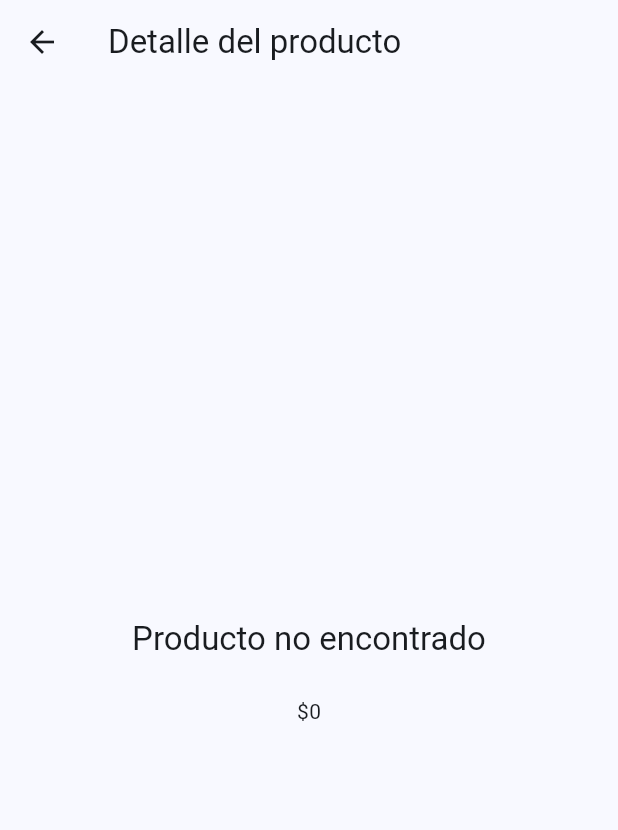
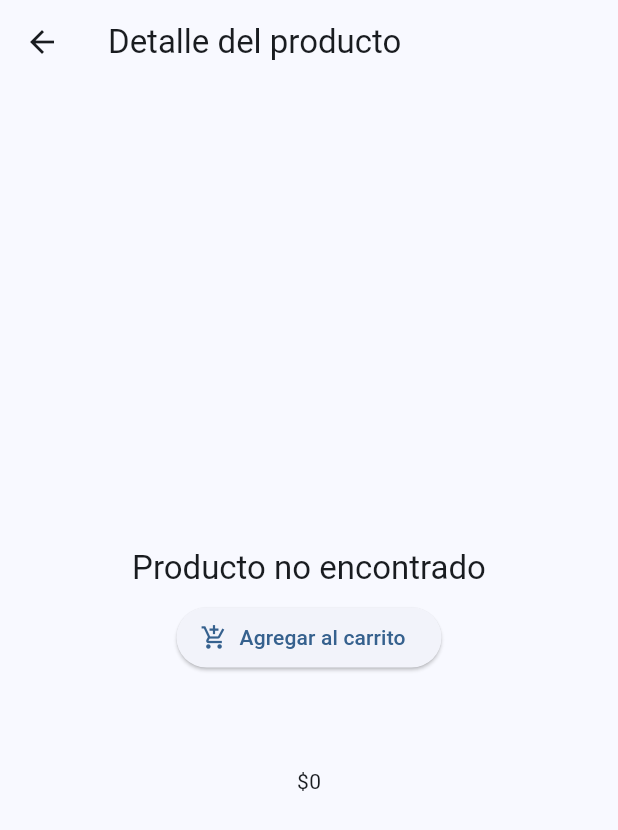
Before and after one commit to lucasaupi/reginaApp, a Flutter app: the ProductDetailScreen screen opened directly with empty values, on a phone screen of 412 x 824 dp. Shown: the top 830 px of the screen. Run offline on Flutter 3.47's test engine with Material 3 defaults, Android fonts, the phone set to English and light mode, and no system bars; our stand-ins replace cloud_firestore, firebase_auth, firebase_core, flutter_riverpod, go_router, table_calendar; missing offline and left inert: dart:ui_web; accounts and stored records are empty.

Commit message:
Agregar al carrito en product_detail

```diff
--- a/lib/presentation/screens/product_detail_screen.dart
+++ b/lib/presentation/screens/product_detail_screen.dart
@@ -1,6 +1,9 @@
+import 'dart:ui_web';
+
 import 'package:flutter/material.dart';
 import 'package:flutter_riverpod/flutter_riverpod.dart';
 import 'package:regina_app/domain/product.dart';
+import 'package:regina_app/presentation/providers/cart_provider.dart';
 import 'package:regina_app/presentation/providers/product_provider.dart';
 
 class ProductDetailScreen extends ConsumerWidget {
@@ -11,6 +14,9 @@ class ProductDetailScreen extends ConsumerWidget {
   @override
   Widget build(BuildContext context, WidgetRef ref) {
     final products = ref.watch(productProvider);
+    final cart = ref.watch(cartProvider);
+    final cartNotifier = ref.read(cartProvider.notifier);
+
     final product = products.firstWhere(
       (p) => p.id == productId,
       orElse: () => Product(
@@ -32,11 +38,51 @@ class ProductDetailScreen extends ConsumerWidget {
             if (product.imageUrl != null)
               Image.network(
                 product.imageUrl!,
-                height: 300,
+                height: 250,
               ),
             const SizedBox(height: 16),
             Text(product.name, style: textStyle.titleLarge),
-            Text(product.description, style: textStyle.bodyLarge),
+            const SizedBox(height: 8),
+
+           //Para un futuro agregar la cantidad de productos
+              //    Row(
+              //     mainAxisAlignment: MainAxisAlignment.center,
+              //   children: [
+              //     IconButton(
+              //               onPressed: (){
+
+              //               },
+              //               icon: Icon(Icons.remove),
+              //             ),
+              //              Text('1',
+              //               style: TextStyle(fontSize: 12),
+              //                ),
+              //                IconButton(
+              //                 onPressed: (){
+
+              //                 },
+              //                 icon: Icon(Icons.add),
+              //                 )
+              //                  ],
+              // ),
+               ElevatedButton.icon(
+                onPressed: () {
+
+                  cartNotifier.addToCart(product);
+                   ScaffoldMessenger.of(context).showSnackBar(
+              SnackBar(content: Text('${product.name} agregado al carrito')),
+            );
+             },
+                icon: Icon(Icons.add_shopping_cart),
+                label: Text('Agregar al carrito'),
+                ),
+
+            const SizedBox(height: 8),
+
+            Padding(
+              padding: const EdgeInsets.all(15.0),
+              child: Text(product.description, style: textStyle.bodyLarge),
+            ),
             Text('\$${product.price}', style: textStyle.bodyMedium),
           ],
         ),
```
